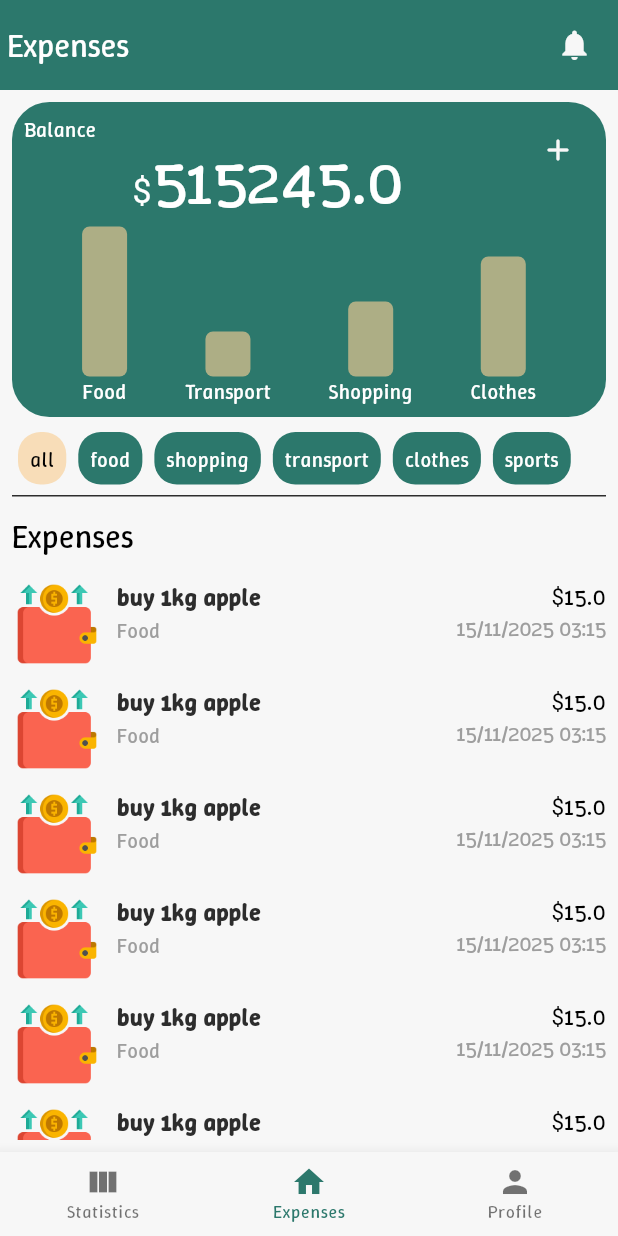
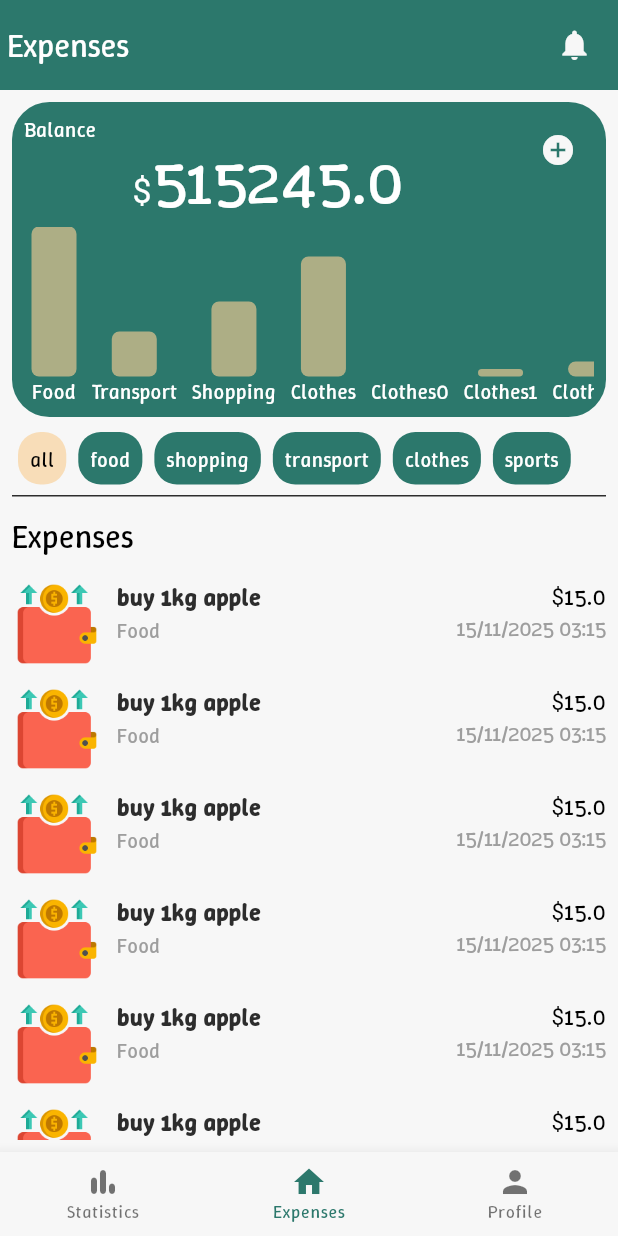
Before and after one commit to mahmoudFawzee/expense_tracker, a Flutter app: the screen it shows after launch, on a phone screen of 412 x 824 dp. Run offline on Flutter 3.47's test engine with Material 3 defaults, Android fonts, the phone set to English and light mode, and no system bars; our stand-ins replace equatable, flutter_bloc, go_router, shared_preferences; generated files the repository leaves out were written again.

Commit message:
add some edits in ui

```diff
--- a/lib/presentation/animations/animated_container_cubit.dart
+++ b/lib/presentation/animations/animated_container_cubit.dart
@@ -2,7 +2,7 @@ import 'package:flutter_bloc/flutter_bloc.dart';
 
 class AnimatedContainerCubit extends Cubit<double> {
   final double endSize;
-  AnimatedContainerCubit(this.endSize) : super(5);
+  AnimatedContainerCubit(this.endSize) : super(0);
 
   void start() {
     Future.delayed(const Duration(microseconds: 1), () {
--- a/lib/presentation/animations/custom_animated_container.dart
+++ b/lib/presentation/animations/custom_animated_container.dart
@@ -18,7 +18,10 @@ class CustomAnimatedContainer extends StatelessWidget {
   final String label;
   @override
   Widget build(BuildContext context) {
-    return Column(
+    return Container(
+      margin: const EdgeInsets.symmetric(horizontal: 5),
+      child: Column(
+        mainAxisAlignment: MainAxisAlignment.end,
         children: [
           BlocProvider(
             create: (context) => AnimatedContainerCubit(endHeight)..start(),
@@ -43,6 +46,7 @@ class CustomAnimatedContainer extends StatelessWidget {
             style: const TextStyle(color: Colors.white),
           ),
         ],
+      ),
     );
   }
 }
--- a/lib/presentation/screens/base.dart
+++ b/lib/presentation/screens/base.dart
@@ -38,7 +38,7 @@ class HomeBase extends StatelessWidget {
               items: [
                 _bottomNavBarItem(
                   label: appLocalizations.statistics,
-                  icon: Icons.view_column,
+                  icon: Icons.bar_chart_rounded,
                 ),
                 _bottomNavBarItem(
                   label: appLocalizations.expenses,
--- a/lib/presentation/screens/expense/expenses_screen.dart
+++ b/lib/presentation/screens/expense/expenses_screen.dart
@@ -74,30 +74,41 @@ class ExpensesScreen extends StatelessWidget {
                             ),
                             IconButton(
                               onPressed: () {},
-                                icon: const Icon(Icons.add_rounded)),
+                              icon: const Icon(
+                                Icons.add_circle_sharp,
+                              ),
+                            ),
                           ],
                         ),
-                        const Row(
-                          mainAxisAlignment: MainAxisAlignment.spaceEvenly,
-                          crossAxisAlignment: CrossAxisAlignment.end,
+                        SizedBox(
+                          height: 120,
+                          child: ListView(
+                            scrollDirection: Axis.horizontal,
                             children: [
-                            CustomAnimatedContainer(
+                              const CustomAnimatedContainer(
                                 label: 'Food',
                                 endHeight: 100,
                               ),
-                            CustomAnimatedContainer(
+                              const CustomAnimatedContainer(
                                 label: 'Transport',
                                 endHeight: 30,
                               ),
-                            CustomAnimatedContainer(
+                              const CustomAnimatedContainer(
                                 label: 'Shopping',
                                 endHeight: 50,
                               ),
-                            CustomAnimatedContainer(
+                              const CustomAnimatedContainer(
                                 label: 'Clothes',
                                 endHeight: 80,
                               ),
+                              ...List.generate(10, (index) {
+                                return CustomAnimatedContainer(
+                                  label: 'Clothes$index',
+                                  endHeight: 5 * double.parse('$index'),
+                                );
+                              }),
                             ],
+                          ),
                         ),
                       ],
                     ),
@@ -151,7 +162,6 @@ class ExpensesScreen extends StatelessWidget {
             const SliverSizedBox(height: 10),
             SliverList(
               delegate: SliverChildBuilderDelegate(
-
                 (context, index) {
                   return const ExpenseWidget(
                     title: 'buy 1kg apple',
```
Also changed, not shown: lib/data/models/category/m_category.g.dart. Lines whose indentation alone changed are shown as unchanged.
